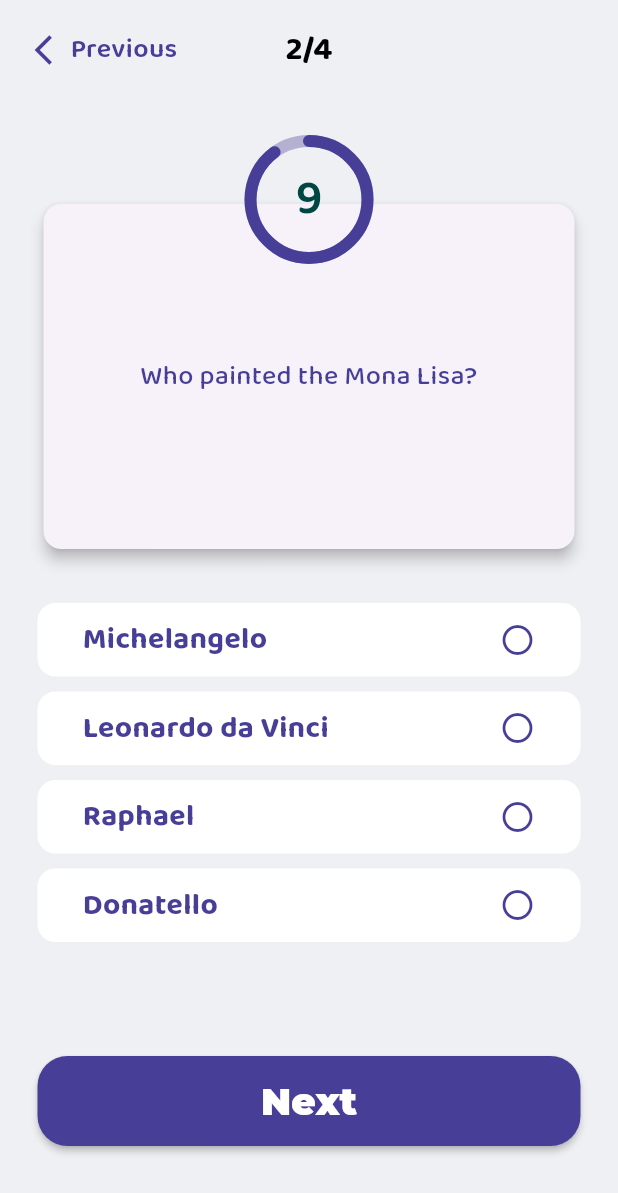
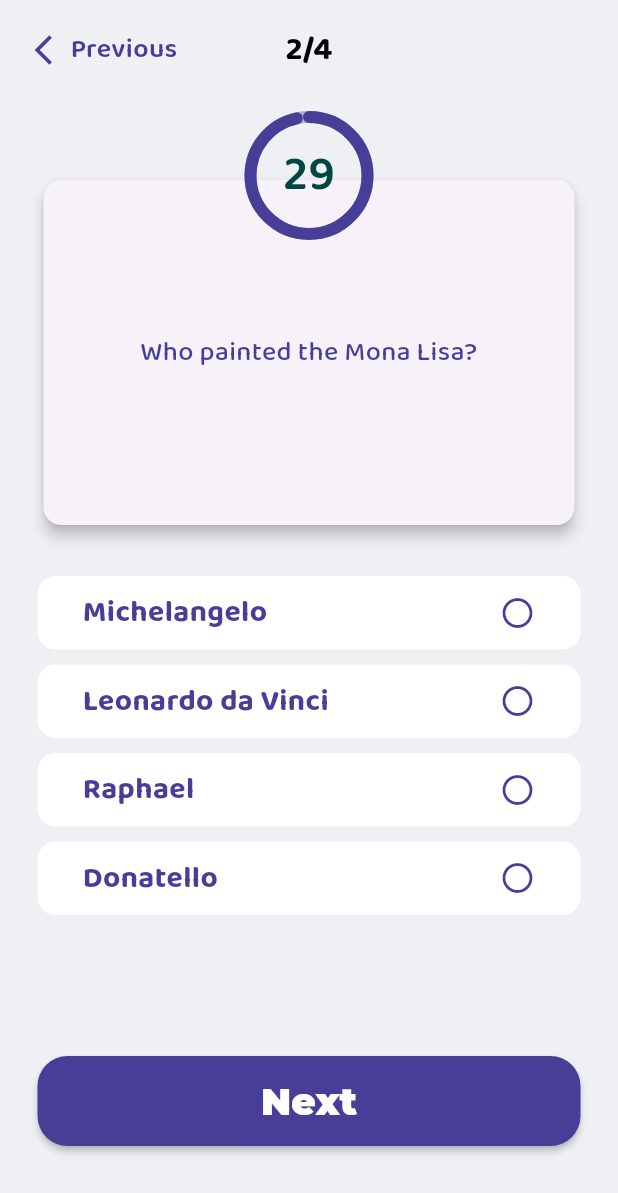
Before and after one commit to med-khelifi/Quiz-App, a Flutter app: the MainScreen screen opened directly with empty values, after a tap on "Carbon Dioxide", after a tap on "Previous", after a tap on "Next", on a phone screen of 412 x 824 dp. Shown: the top 1193 px of the screen. Run offline on Flutter 3.47's test engine with Material 3 defaults, Android fonts, the phone set to English and light mode, and no system bars; drawn by our look-alikes of percent_indicator; our stand-ins replace google_fonts, smooth_page_indicator.

Commit message:
comple app

```diff
--- a/lib/controllers/main_screen_controller.dart
+++ b/lib/controllers/main_screen_controller.dart
@@ -9,7 +9,7 @@ import 'package:quiz/data/question%20data/quuestion_data.dart';
 class MainScreenController {
   late BuildContext _context;
   Timer? _timer;
-  int _timeCounterValue = 10;
+  int _timeCounterValue = 30;
   late String _playerName;
   late int? _selectedAnswerIndex;
   late int currentQuestionIndex;
@@ -43,7 +43,10 @@ class MainScreenController {
   late Sink<Question> _questionSink;
   get questionStream => _questionStream;
 
-  MainScreenController({required BuildContext context, int questionsCount = 10}) {
+  MainScreenController({
+    required BuildContext context,
+    int questionsCount = 10,
+  }) {
     _questionsCount = questionsCount;
     _context = context;
     _counterStreamController = StreamController();
@@ -105,55 +108,44 @@ class MainScreenController {
       }
     });
   }
+
   void onNextButtonPressed() {
     _timer?.cancel();
 
-  // Safety check
-  if (currentQuestionIndex < 0 || currentQuestionIndex >= questionsList.length) {
+    if (questionsList.isEmpty || currentQuestionIndex >= questionsList.length) {
       goToAnswerScreen();
       return;
     }
 
-  final question = questionsList[currentQuestionIndex];
-  final int correctIndex = question.correctAnswerIndex;
+    int questionIndex = currentQuestionIndex;
+    int correctIndex = questionsList[questionIndex].correctAnswerIndex;
 
-  bool isCorrect = _selectedAnswerIndex != null && _selectedAnswerIndex == correctIndex;
-
-  String correctAnswerText =
-      (correctIndex >= 0 && correctIndex < question.answers.length)
-          ? question.answers[correctIndex]
-          : "Invalid correct answer";
-
-  String selectedAnswerText = (_selectedAnswerIndex != null &&
-          _selectedAnswerIndex! >= 0 &&
-          _selectedAnswerIndex! < question.answers.length)
-      ? question.answers[_selectedAnswerIndex!]
-      : "You skipped this question";
-
+    bool isSkipped = _selectedAnswerIndex == -1;
     _resultAnswers.add(
       QuestionAnswerResult(
-      questionNumber: currentQuestionIndex + 1,
-      question: question.question,
-      isCorrect: isCorrect,
-      correctAnswer: correctAnswerText,
-      wrongAnswer: selectedAnswerText,
+        questionNumber: questionIndex + 1,
+        question: questionsList[questionIndex].question,
+        isCorrect: isSkipped ? false : correctIndex == _selectedAnswerIndex,
+        correctAnswer: questionsList[questionIndex].answers[correctIndex],
+        wrongAnswer: isSkipped
+            ? "You skip this question"
+            : questionsList[questionIndex].answers[_selectedAnswerIndex!],
       ),
     );
 
-  // Next question
     currentQuestionIndex++;
 
-  if (currentQuestionIndex < _questionsCount && currentQuestionIndex < questionsList.length) {
-    _selectedAnswerIndex = null;
+    if (currentQuestionIndex < _questionsCount &&
+        currentQuestionIndex < questionsList.length) {
+      _selectedAnswerIndex = -1;
+      _selectedIndexSink.add(_selectedAnswerIndex!);
+      _currentQuestionIndexSink.add(currentQuestionIndex + 1);
       _questionSink.add(questionsList[currentQuestionIndex]);
-    _selectedIndexSink.add(-1); // UI = nothing selected
-    _currentQuestionIndexSink.add(currentQuestionIndex + 1);
       restartCounter();
     } else {
       goToAnswerScreen();
     }
   }
-
 
   List<Question> getQuestionsList() {
     // Make a copy of the original list to avoid mutating it directly
@@ -166,10 +158,17 @@ void onNextButtonPressed() {
   }
 
   void goToAnswerScreen() {
+    int correctAnswers = _resultAnswers.where((q) => q.isCorrect).length;
+    double grade = correctAnswers / _resultAnswers.length * 100;
     Navigator.pushNamed(
       _context,
       RoutesNames.answerScreen,
-      arguments: {"name": _playerName, "list": _resultAnswers},
+      arguments: {
+        "name": _playerName,
+        "list": _resultAnswers,
+        "grade": grade,
+        "correctAnswers": correctAnswers,
+      },
     );
   }
 
@@ -180,4 +179,8 @@ void onNextButtonPressed() {
     _counterStreamController.close();
     _questionStreamController.close();
   }
+
+  void onPreviousButtonTapped() {
+    Navigator.canPop(_context);
   }
+}
--- a/lib/screens/answer/widget/answers_list.dart
+++ b/lib/screens/answer/widget/answers_list.dart
@@ -11,7 +11,7 @@ class AnswersList extends StatelessWidget {
       shrinkWrap: true,
       physics: NeverScrollableScrollPhysics(),
       itemBuilder: (context, index) => AnswerListItem(
-        isCorrect: index.isEven,
+        isCorrect: answers[index].isCorrect,
         questionText: answers[index].question,
         correctAnswer: answers[index].correctAnswer,
         wrongAnswer: answers[index].wrongAnswer,
--- a/lib/screens/main/main_screen.dart
+++ b/lib/screens/main/main_screen.dart
@@ -21,7 +21,7 @@ class _MainScreenState extends State<MainScreen> {
   @override
   void initState() {
     super.initState();
-    _controller = MainScreenController(questionsCount: 4,context: context);
+    _controller = MainScreenController(questionsCount: 4, context: context);
   }
 
   @override
@@ -37,7 +37,7 @@ class _MainScreenState extends State<MainScreen> {
       backgroundColor: ColorsManager.mainScreenBackgroundColor,
       appBar: CustomAppBar(
         questionsCount: _controller.questionsCount,
-        onPreviousTap: () {},
+        onPreviousTap: _controller.onPreviousButtonTapped,
         currentQuestionStream: _controller.currentQuestionIndexStream,
       ),
       bottomNavigationBar: Padding(
@@ -48,6 +48,7 @@ class _MainScreenState extends State<MainScreen> {
         ),
       ),
       body: SafeArea(
+        child: SingleChildScrollView(
           child: Padding(
             padding: const EdgeInsets.symmetric(horizontal: 25, vertical: 60),
             child: StreamBuilder<Question>(
@@ -63,15 +64,13 @@ class _MainScreenState extends State<MainScreen> {
                   question = asyncSnapshot.data!;
                 }
                 return Column(
-                mainAxisAlignment: MainAxisAlignment.spaceAround,
                   children: [
                     CustomQuestionSection(
                       questionText: question.question,
-                    percentDuration: 30_000,
                       durationStream: _controller.counterStream,
-                    onAnimationEnd: () {},
                       percentValueStream: _controller.percentStream,
                     ),
+                    SizedBox(height: 30),
                     AnswersSection(
                       answers: question.answers,
                       onOptionClicked: _controller.onOptionSelected,
@@ -83,6 +82,7 @@ class _MainScreenState extends State<MainScreen> {
             ),
           ),
         ),
+      ),
     );
   }
 }
--- a/lib/screens/main/widgets/custom_circular_percent_indicator.dart
+++ b/lib/screens/main/widgets/custom_circular_percent_indicator.dart
@@ -6,11 +6,9 @@ import 'package:quiz/core/resources/colors/colors_manager.dart';
 class CustomCircularPercentIndicator extends StatelessWidget {
   const CustomCircularPercentIndicator({
     super.key,
-    required this.percent,
     required this.durationStream,
     required this.percentValueStream,
   });
-  final int percent;
   final Stream<int> durationStream;
   final Stream<double> percentValueStream;
   @override
@@ -19,12 +17,9 @@ class CustomCircularPercentIndicator extends StatelessWidget {
       stream: percentValueStream,
       builder: (context, asyncSnapshot) {
         return CircularPercentIndicator(
-          animation: !true,
-          animationDuration: percent,
           radius: 43,
           lineWidth: 8,
           percent: asyncSnapshot.data == null ? 0 : asyncSnapshot.data!,
-          restartAnimation: true,
           center: StreamBuilder<int>(
             stream: durationStream,
             builder: (context, asyncSnapshot) {
--- a/lib/screens/main/widgets/custom_question__section.dart
+++ b/lib/screens/main/widgets/custom_question__section.dart
@@ -8,15 +8,12 @@ class CustomQuestionSection extends StatelessWidget {
     super.key,
     required this.questionText,
     required this.durationStream,
-    required this.percentDuration,
-    required this.onAnimationEnd,
     required this.percentValueStream,
   });
   final String questionText;
   final Stream<int> durationStream;
   final Stream<double> percentValueStream;
-  final int percentDuration;
-  final VoidCallback onAnimationEnd;
+
   @override
   Widget build(BuildContext context) {
     return Stack(
@@ -54,7 +51,6 @@ class CustomQuestionSection extends StatelessWidget {
           right: 0,
           top: -42,
           child: CustomCircularPercentIndicator(
-            percent: percentDuration,
             durationStream: durationStream,
             percentValueStream: percentValueStream,
           ),
```
Also changed, not shown: lib/screens/answer/answer_screen.dart (+9 -14 lines), lib/screens/answer/widget/information_label.dart (+13 -4 lines). Lines whose indentation alone changed are shown as unchanged.
